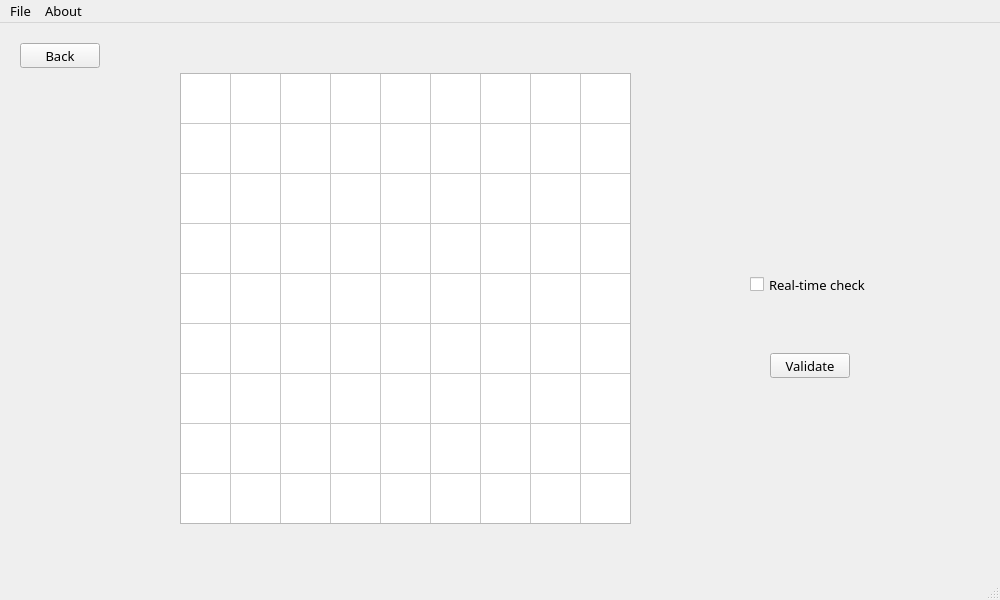
Qt form src/forms/sudokuwindow.ui (Gregoire-perso/skydocu) before a commit.
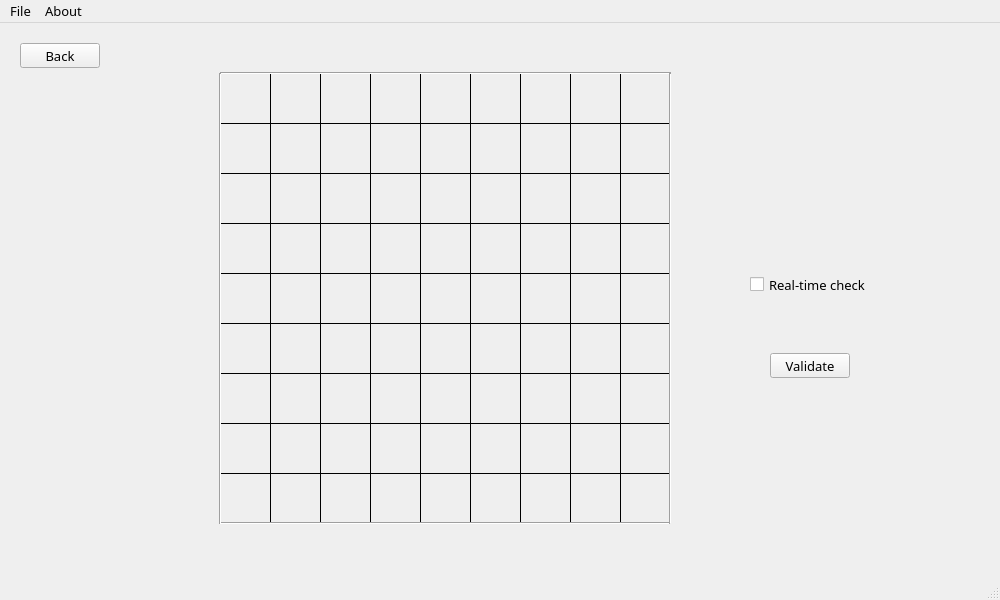
The same form after that commit.

```diff
--- a/src/forms/sudokuwindow.ui
+++ b/src/forms/sudokuwindow.ui
@@ -29,12 +29,25 @@
    <widget class="QTableWidget" name="sudokuWidget">
     <property name="geometry">
      <rect>
-      <x>180</x>
+      <x>220</x>
       <y>50</y>
       <width>451</width>
       <height>451</height>
      </rect>
     </property>
+    <property name="styleSheet">
+     <string notr="true">QTableWidget { 
+     gridline-color: #000000; 
+     font-size: 12pt; 
+	 background-color: transparent;
+}</string>
+    </property>
+    <property name="lineWidth">
+     <number>1</number>
+    </property>
+    <property name="midLineWidth">
+     <number>0</number>
+    </property>
     <property name="verticalScrollBarPolicy">
      <enum>Qt::ScrollBarAlwaysOff</enum>
     </property>
@@ -47,6 +60,15 @@
     <property name="showDropIndicator" stdset="0">
      <bool>true</bool>
     </property>
+    <property name="alternatingRowColors">
+     <bool>false</bool>
+    </property>
+    <property name="selectionMode">
+     <enum>QAbstractItemView::NoSelection</enum>
+    </property>
+    <property name="selectionBehavior">
+     <enum>QAbstractItemView::SelectItems</enum>
+    </property>
     <property name="textElideMode">
      <enum>Qt::ElideRight</enum>
     </property>
@@ -54,7 +76,7 @@
      <bool>true</bool>
     </property>
     <property name="gridStyle">
-     <enum>Qt::SolidLine</enum>
+     <enum>Qt::CustomDashLine</enum>
     </property>
     <property name="wordWrap">
      <bool>true</bool>
@@ -215,6 +237,78 @@
      <string>Back</string>
     </property>
    </widget>
+   <widget class="Line" name="line">
+    <property name="geometry">
+     <rect>
+      <x>220</x>
+      <y>490</y>
+      <width>451</width>
+      <height>20</height>
+     </rect>
+    </property>
+    <property name="styleSheet">
+     <string notr="true">Line {
+color: rgb(0, 0, 0);
+}</string>
+    </property>
+    <property name="orientation">
+     <enum>Qt::Horizontal</enum>
+    </property>
+   </widget>
+   <widget class="Line" name="line_2">
+    <property name="geometry">
+     <rect>
+      <x>220</x>
+      <y>40</y>
+      <width>451</width>
+      <height>20</height>
+     </rect>
+    </property>
+    <property name="styleSheet">
+     <string notr="true">Line {
+color: rgb(0, 0, 0);
+}</string>
+    </property>
+    <property name="orientation">
+     <enum>Qt::Horizontal</enum>
+    </property>
+   </widget>
+   <widget class="Line" name="line_3">
+    <property name="geometry">
+     <rect>
+      <x>660</x>
+      <y>50</y>
+      <width>21</width>
+      <height>451</height>
+     </rect>
+    </property>
+    <property name="styleSheet">
+     <string notr="true">Line {
+color: rgb(0, 0, 0);
+}</string>
+    </property>
+    <property name="orientation">
+     <enum>Qt::Vertical</enum>
+    </property>
+   </widget>
+   <widget class="Line" name="line_4">
+    <property name="geometry">
+     <rect>
+      <x>210</x>
+      <y>50</y>
+      <width>21</width>
+      <height>451</height>
+     </rect>
+    </property>
+    <property name="styleSheet">
+     <string notr="true">Line {
+color: rgb(0, 0, 0);
+}</string>
+    </property>
+    <property name="orientation">
+     <enum>Qt::Vertical</enum>
+    </property>
+   </widget>
   </widget>
   <widget class="QMenuBar" name="menubar">
    <property name="geometry">
```
Left out of the diff: 3 changed lines with no effect on the pictures.
